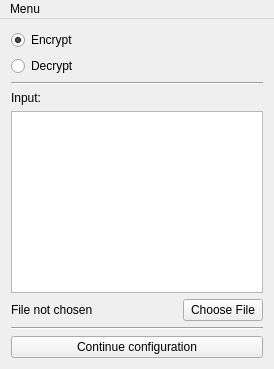
The window that src/viewpc.ui (waleko/PictureCrypt) describes before a commit, drawn with Qt 5.
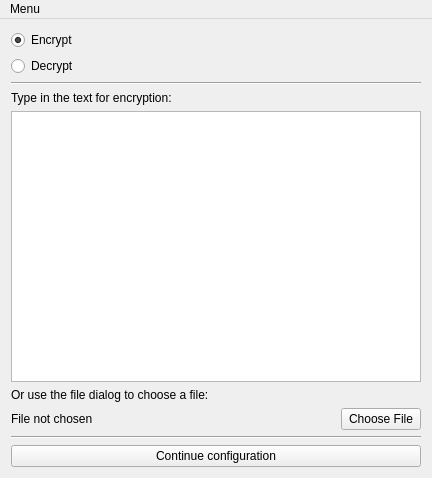
The same window after the commit. Icons and pictures are not drawn.

What changed in the file:
```diff
--- a/src/viewpc.ui
+++ b/src/viewpc.ui
@@ -6,8 +6,8 @@
    <rect>
     <x>0</x>
     <y>0</y>
-    <width>274</width>
-    <height>369</height>
+    <width>432</width>
+    <height>478</height>
    </rect>
   </property>
   <property name="contextMenuPolicy">
@@ -55,7 +55,7 @@
       <item>
        <widget class="QLabel" name="label">
         <property name="text">
-         <string>Input:</string>
+         <string>Type in the text for encryption:</string>
         </property>
        </widget>
       </item>
@@ -69,6 +69,13 @@
         </property>
        </widget>
       </item>
+      <item>
+       <widget class="QLabel" name="enLabel2">
+        <property name="text">
+         <string>Or use the file dialog to choose a file:</string>
+        </property>
+       </widget>
+      </item>
       <item>
        <layout class="QHBoxLayout" name="horizontalLayout">
         <item>
@@ -123,7 +130,7 @@
     <rect>
      <x>0</x>
      <y>0</y>
-     <width>274</width>
+     <width>432</width>
      <height>25</height>
     </rect>
    </property>
```
Left out of the diff: 2 changed lines with no effect on the pictures.
